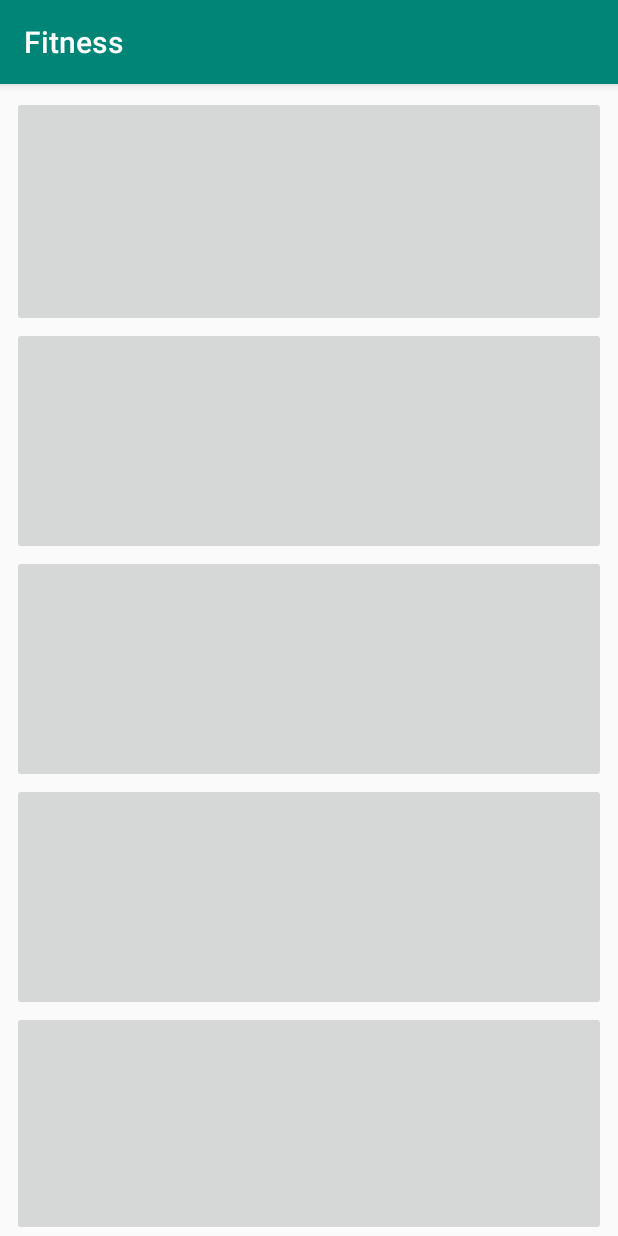
After one commit to vutienviet/Fitness4, an Android app: the fragment TrainingFragment shown on its own in the app's theme, on a phone screen of 412 x 824 dp. The commit adds this screen. Run offline under Robolectric (Android 15) with nearby library versions, the phone set to English and light mode, and no system bars.

Commit message:
giao dien 1

```diff
--- a/app/build.gradle
+++ b/app/build.gradle
@@ -19,10 +19,12 @@ android {
 }
 
 dependencies {
-    implementation fileTree(dir: 'libs', include: ['*.jar'])
+    implementation fileTree(include: ['*.jar'], dir: 'libs')
     implementation 'com.android.support:appcompat-v7:28.0.0'
     implementation 'com.android.support.constraint:constraint-layout:1.1.3'
     testImplementation 'junit:junit:4.12'
     androidTestImplementation 'com.android.support.test:runner:1.0.2'
     androidTestImplementation 'com.android.support.test.espresso:espresso-core:3.0.2'
+    implementation 'com.android.support:design:28.0.0'
+    implementation 'com.android.support:support-v4:28.0.0'
 }
--- /dev/null
+++ b/app/src/main/java/fragment/TrainingFragment.java
@@ -0,0 +1,69 @@
+package fragment;
+
+import android.content.Context;
+import android.net.Uri;
+import android.os.Bundle;
+import android.support.v4.app.Fragment;
+import android.view.LayoutInflater;
+import android.view.View;
+import android.view.ViewGroup;
+
+import com.example.zeroc.fitness.R;
+
+public class TrainingFragment extends Fragment {
+
+
+//    private OnFragmentInteractionListener mListener;
+
+    public TrainingFragment() {
+        // Required empty public constructor
+    }
+
+
+
+
+//    @Override
+//    public void onCreate(Bundle savedInstanceState) {
+//        super.onCreate(savedInstanceState);
+//        if (getArguments() != null) {
+//
+//        }
+//    }
+
+    @Override
+    public View onCreateView(LayoutInflater inflater, ViewGroup container,
+                             Bundle savedInstanceState) {
+        // Inflate the layout for this fragment
+        return inflater.inflate(R.layout.fragment_training, container, false);
+    }
+
+//    // TODO: Rename method, update argument and hook method into UI event
+//    public void onButtonPressed(Uri uri) {
+//        if (mListener != null) {
+//            mListener.onFragmentInteraction(uri);
+//        }
+//    }
+
+//    @Override
+//    public void onAttach(Context context) {
+//        super.onAttach(context);
+//        if (context instanceof OnFragmentInteractionListener) {
+//            mListener = (OnFragmentInteractionListener) context;
+//        } else {
+//            throw new RuntimeException(context.toString()
+//                    + " must implement OnFragmentInteractionListener");
+//        }
+//    }
+
+//    @Override
+//    public void onDetach() {
+//        super.onDetach();
+//        mListener = null;
+//    }
+//
+//
+//    public interface OnFragmentInteractionListener {
+//        // TODO: Update argument type and name
+//        void onFragmentInteraction(Uri uri);
+//    }
+}
--- /dev/null
+++ b/app/src/main/res/layout/fragment_training.xml
@@ -0,0 +1,58 @@
+<?xml version="1.0" encoding="utf-8"?>
+<LinearLayout xmlns:android="http://schemas.android.com/apk/res/android"
+    xmlns:tools="http://schemas.android.com/tools"
+    android:layout_width="match_parent"
+    android:orientation="vertical"
+    android:layout_height="match_parent"
+    tools:context="fragment.TrainingFragment">
+
+    <!-- TODO: Update blank fragment layout -->
+   <LinearLayout
+       android:layout_width="match_parent"
+        android:orientation="vertical"
+       android:layout_height="match_parent">
+       <ImageButton
+           android:id="@+id/imgButton1"
+           android:layout_marginTop="@dimen/padding_top"
+           android:layout_marginLeft="@dimen/padđing_left"
+           android:layout_marginRight="@dimen/padding_right"
+           android:layout_width="match_parent"
+           android:layout_weight="1"
+
+           android:layout_height="wrap_content" />
+       <ImageButton
+           android:id="@+id/imgButton2"
+           android:paddingTop="@dimen/padding_top"
+           android:layout_marginLeft="@dimen/padđing_left"
+           android:layout_marginRight="@dimen/padding_right"
+           android:layout_width="match_parent"
+           android:layout_weight="1"
+           android:layout_height="wrap_content" />
+       <ImageButton
+           android:id="@+id/imgButton3"
+           android:paddingTop="@dimen/padding_top"
+           android:layout_marginLeft="@dimen/padđing_left"
+           android:layout_marginRight="@dimen/padding_right"
+           android:layout_width="match_parent"
+           android:layout_weight="1"
+           android:layout_height="wrap_content" />
+       <ImageButton
+           android:id="@+id/imgButton4"
+           android:paddingTop="@dimen/padding_top"
+           android:layout_marginLeft="@dimen/padđing_left"
+           android:layout_marginRight="@dimen/padding_right"
+           android:layout_width="match_parent"
+           android:layout_weight="1"
+           android:layout_height="wrap_content" />
+       <ImageButton
+           android:id="@+id/imgButton5"
+           android:paddingTop="@dimen/padding_top"
+           android:layout_marginLeft="@dimen/padđing_left"
+           android:layout_marginRight="@dimen/padding_right"
+           android:paddingBottom="@dimen/padding_bottom"
+           android:layout_width="match_parent"
+           android:layout_weight="1"
+           android:layout_height="wrap_content" />
+   </LinearLayout>
+
+</LinearLayout>
--- a/app/src/main/res/layout/xxx.xml
+++ /dev/null
@@ -1,6 +0,0 @@
-<?xml version="1.0" encoding="utf-8"?>
-<android.support.constraint.ConstraintLayout
-    xmlns:android="http://schemas.android.com/apk/res/android" android:layout_width="match_parent"
-    android:layout_height="match_parent">
-
-</android.support.constraint.ConstraintLayout>
--- a/app/src/main/res/values/colors.xml
+++ b/app/src/main/res/values/colors.xml
@@ -1,6 +1,10 @@
 <?xml version="1.0" encoding="utf-8"?>
 <resources>
     <color name="colorPrimary">#008577</color>
+    <color name="colorBackground">#BBB9B9</color>
+    <color name="colorText">#FFFFFF</color>
     <color name="colorPrimaryDark">#00574B</color>
     <color name="colorAccent">#D81B60</color>
+    <color name="tabcolor">#a2a2ef</color>
+    <color name="tabselect">#2196F3</color>
 </resources>
--- a/app/src/main/res/values/strings.xml
+++ b/app/src/main/res/values/strings.xml
@@ -1,3 +1,6 @@
 <resources>
     <string name="app_name">Fitness</string>
+
+    <!-- TODO: Remove or change this placeholder text -->
+    <string name="hello_blank_fragment">Hello blank fragment</string>
 </resources>
```
Also changed, not shown: app/src/main/java/com/example/zeroc/fitness/MainActivity.java (+40 -0 lines), app/src/main/java/fragment/MeFragment.java (added, +74 -0 lines), app/src/main/java/fragment/ReportFragment.java (added, +27 -0 lines), app/src/main/res/layout/activity_main.xml (+21 -9 lines), app/src/main/res/layout/fragment_me.xml (added, +15 -0 lines), app/src/main/res/layout/fragment_report.xml (added, +15 -0 lines).
